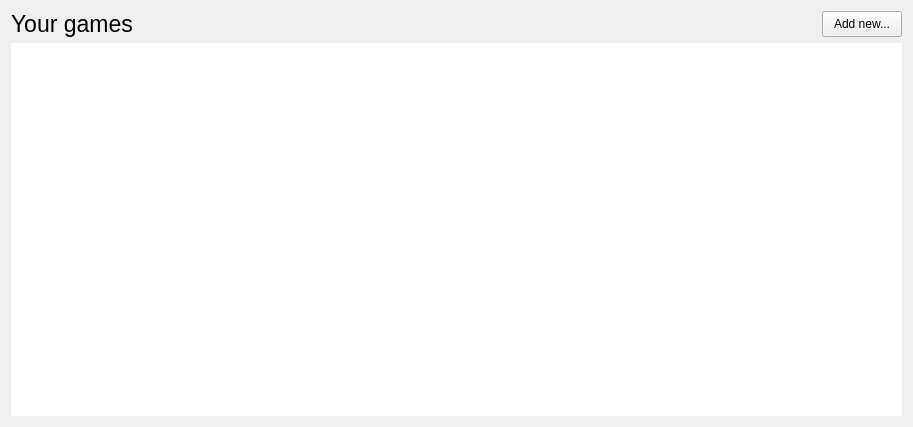
Old version of the form VGTrackerDesktop/library.ui in the repository davidAzr/VGTrackerDesktop.
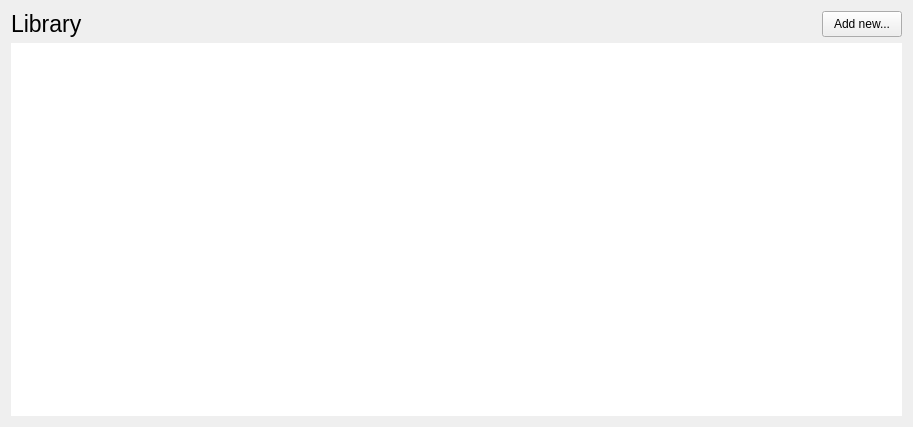
New version of the form.

The edit to the form file:
```diff
--- a/VGTrackerDesktop/library.ui
+++ b/VGTrackerDesktop/library.ui
@@ -37,7 +37,7 @@
       </font>
      </property>
      <property name="text">
-      <string>Your games</string>
+      <string>Library</string>
      </property>
      <property name="alignment">
       <set>Qt::AlignBottom|Qt::AlignLeading|Qt::AlignLeft</set>
```
Left out of the diff: 2 changed lines with no effect on the pictures.
